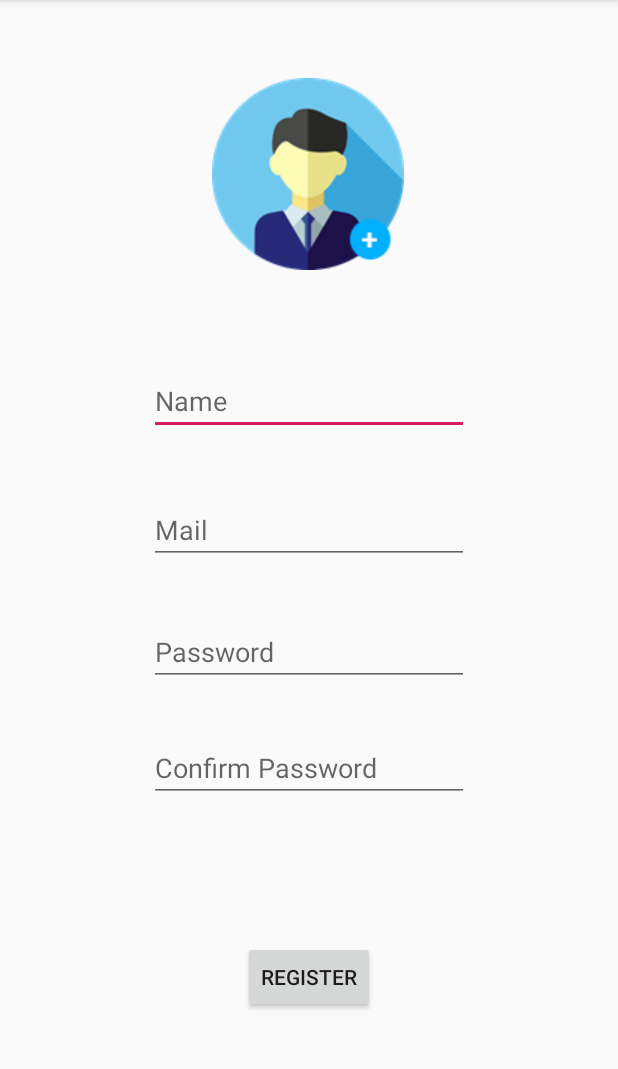
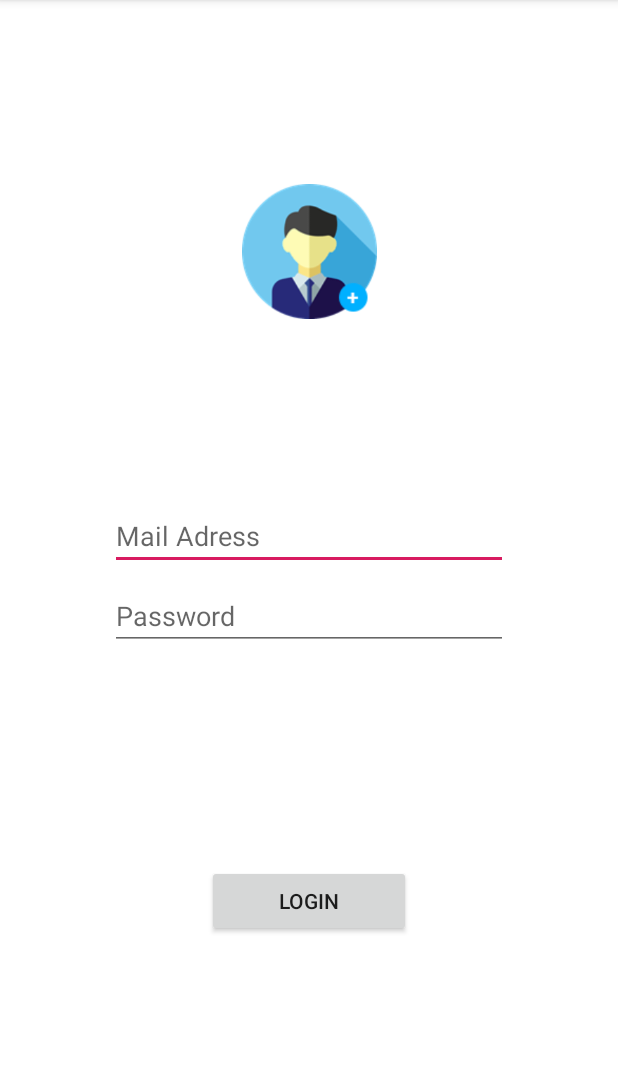
Before and after one commit to techhype/Cryptopediav1, an Android app: the screen it shows after launch (RegisterActivity before the commit, LoginActivity after it), on a phone screen of 412 x 824 dp, the part 84-1153 px from its top. Run offline under Robolectric (Android 15) with nearby library versions, the phone set to English and light mode, and no system bars; our stand-ins replace Firebase (no records; nobody signed in at launch, a user with empty details on screens opened directly).

Commit message:
LOGIN ALL OVER...WORKING GOOD

```diff
--- a/app/src/main/AndroidManifest.xml
+++ b/app/src/main/AndroidManifest.xml
@@ -11,14 +11,15 @@
         android:roundIcon="@mipmap/ic_launcher_round"
         android:supportsRtl="true"
         android:theme="@style/AppTheme">
-        <activity android:name=".HomeActivity"></activity>
-        <activity android:name=".RegisterActivity">
+        <activity android:name=".Activities.LoginActivity">
             <intent-filter>
                 <action android:name="android.intent.action.MAIN" />
 
                 <category android:name="android.intent.category.LAUNCHER" />
             </intent-filter>
         </activity>
+        <activity android:name=".Activities.HomeActivity" />
+        <activity android:name=".Activities.RegisterActivity"></activity>
     </application>
 
 </manifest>
--- a/app/src/main/java/com/example/cryptopedia/HomeActivity.java
+++ b/app/src/main/java/com/example/cryptopedia/Activities/HomeActivity.java
@@ -1,7 +1,9 @@
-package com.example.cryptopedia;
+package com.example.cryptopedia.Activities;
 
 import android.support.v7.app.AppCompatActivity;
 import android.os.Bundle;
+
+import com.example.cryptopedia.R;
 
 public class HomeActivity extends AppCompatActivity {
 
--- /dev/null
+++ b/app/src/main/java/com/example/cryptopedia/Activities/LoginActivity.java
@@ -0,0 +1,140 @@
+package com.example.cryptopedia.Activities;
+
+import android.content.Intent;
+import android.support.annotation.NonNull;
+import android.support.v7.app.AppCompatActivity;
+import android.os.Bundle;
+import android.view.View;
+import android.widget.Button;
+import android.widget.EditText;
+import android.widget.ImageView;
+import android.widget.ProgressBar;
+import android.widget.Toast;
+
+import com.example.cryptopedia.R;
+import com.google.android.gms.tasks.OnCompleteListener;
+import com.google.android.gms.tasks.Task;
+import com.google.firebase.auth.AuthResult;
+import com.google.firebase.auth.FirebaseAuth;
+import com.google.firebase.auth.FirebaseUser;
+
+public class LoginActivity extends AppCompatActivity {
+
+    private EditText userMail,userPassword;
+    private Button btnLogin;
+    private ProgressBar loginProgress;
+    private FirebaseAuth mAuth;
+    private Intent HomeActivity;
+    private ImageView loginPhoto;
+
+    @Override
+    protected void onCreate(Bundle savedInstanceState) {
+        super.onCreate(savedInstanceState);
+        setContentView(R.layout.activity_login);
+
+        userMail = findViewById(R.id.login_mail);
+        userPassword = findViewById(R.id.login_password);
+        btnLogin = findViewById(R.id.loginBtn);
+        loginProgress = findViewById(R.id.login_progress);
+        mAuth = FirebaseAuth.getInstance();
+
+        HomeActivity = new Intent(this, com.example.cryptopedia.Activities.HomeActivity.class);
+
+        loginPhoto = findViewById(R.id.login_photo);
+        loginPhoto.setOnClickListener(new View.OnClickListener() {
+            @Override
+            public void onClick(View view) {
+
+                Intent registerActivity = new Intent(getApplicationContext(), RegisterActivity.class);
+                startActivity(registerActivity);
+                finish();
+
+            }
+        });
+
+
+
+        loginProgress.setVisibility(View.INVISIBLE);
+        btnLogin.setOnClickListener(new View.OnClickListener() {
+            @Override
+            public void onClick(View view) {
+                loginProgress.setVisibility(View.VISIBLE);
+                btnLogin.setVisibility(View.INVISIBLE);
+
+                final String mail = userMail.getText().toString();
+                final String password = userPassword.getText().toString();
+
+                if (mail.isEmpty() || password.isEmpty()) {
+                    showMessage("Please Verify All Field");
+                    btnLogin.setVisibility(View.VISIBLE);
+                    loginProgress.setVisibility(View.INVISIBLE);
+                }
+                else
+                {
+                    signIn(mail,password);
+                }
+
+
+
+
+            }
+        });
+
+
+    }
+
+    private void signIn(String mail, String password) {
+
+        mAuth.signInWithEmailAndPassword(mail,password).addOnCompleteListener(new OnCompleteListener<AuthResult>() {
+            @Override
+            public void onComplete(@NonNull Task<AuthResult> task) {
+
+
+                if (task.isSuccessful()) {
+
+                    loginProgress.setVisibility(View.INVISIBLE);
+                    btnLogin.setVisibility(View.VISIBLE);
+                    updateUI();
+
+                }
+                else {
+                    showMessage(task.getException().getMessage());
+                    btnLogin.setVisibility(View.VISIBLE);
+                    loginProgress.setVisibility(View.INVISIBLE);
+                }
+
+
+            }
+        });
+
+    }
+
+    private void updateUI() {
+
+        startActivity(HomeActivity);
+        finish();
+
+    }
+
+    private void showMessage(String message) {
+
+        Toast.makeText(getApplicationContext(),message,Toast.LENGTH_LONG).show();
+    }
+
+
+    @Override
+    protected void onStart() {
+        super.onStart();
+        FirebaseUser user = mAuth.getCurrentUser();
+
+        if(user != null) {
+            //user is already connected  so we need to redirect him to home page
+            updateUI();
+
+        }
+
+
+
+    }
+
+}
--- a/app/src/main/java/com/example/cryptopedia/RegisterActivity.java
+++ b/app/src/main/java/com/example/cryptopedia/Activities/RegisterActivity.java
@@ -1,4 +1,4 @@
-package com.example.cryptopedia;
+package com.example.cryptopedia.Activities;
 
 import android.Manifest;
 import android.content.Intent;
@@ -18,6 +18,7 @@ import android.widget.ImageView;
 import android.widget.ProgressBar;
 import android.widget.Toast;
 
+import com.example.cryptopedia.R;
 import com.google.android.gms.tasks.OnCompleteListener;
 import com.google.android.gms.tasks.OnSuccessListener;
 import com.google.android.gms.tasks.Task;
@@ -214,7 +215,7 @@ public class RegisterActivity extends AppCompatActivity {
 
     private void updateUI() {
 
-        Intent homeActivity = new Intent(getApplicationContext(),HomeActivity.class);
+        Intent homeActivity = new Intent(getApplicationContext(), HomeActivity.class);
         startActivity(homeActivity);
         finish();
 
--- a/app/src/main/res/layout/activity_home.xml
+++ b/app/src/main/res/layout/activity_home.xml
@@ -4,6 +4,6 @@
     xmlns:tools="http://schemas.android.com/tools"
     android:layout_width="match_parent"
     android:layout_height="match_parent"
-    tools:context=".HomeActivity">
+    tools:context=".Activities.HomeActivity">
 
 </android.support.constraint.ConstraintLayout>
--- /dev/null
+++ b/app/src/main/res/layout/activity_login.xml
@@ -0,0 +1,91 @@
+<?xml version="1.0" encoding="utf-8"?>
+<android.support.constraint.ConstraintLayout xmlns:android="http://schemas.android.com/apk/res/android"
+    xmlns:app="http://schemas.android.com/apk/res-auto"
+    xmlns:tools="http://schemas.android.com/tools"
+    android:layout_width="match_parent"
+    android:layout_height="match_parent"
+    tools:context=".Activities.LoginActivity"
+    android:background="#fff">
+
+    <ImageView
+        android:id="@+id/login_photo"
+        android:layout_width="90dp"
+        android:layout_height="90dp"
+        android:layout_marginStart="8dp"
+        android:layout_marginLeft="8dp"
+        android:layout_marginTop="8dp"
+        android:layout_marginEnd="8dp"
+        android:layout_marginRight="8dp"
+        android:layout_marginBottom="8dp"
+        app:layout_constraintBottom_toTopOf="@+id/login_mail"
+        app:layout_constraintEnd_toEndOf="parent"
+        app:layout_constraintStart_toStartOf="parent"
+        app:layout_constraintTop_toTopOf="parent"
+        app:srcCompat="@drawable/userphoto" />
+
+    <EditText
+        android:id="@+id/login_mail"
+        android:layout_width="265dp"
+        android:layout_height="wrap_content"
+        android:layout_marginStart="8dp"
+        android:layout_marginLeft="8dp"
+        android:layout_marginEnd="8dp"
+        android:layout_marginRight="8dp"
+        android:layout_marginBottom="4dp"
+        android:ems="10"
+        android:hint="Mail Adress"
+        android:inputType="textPersonName"
+        app:layout_constraintBottom_toTopOf="@+id/guideline3"
+        app:layout_constraintEnd_toEndOf="parent"
+        app:layout_constraintStart_toStartOf="parent" />
+
+    <android.support.constraint.Guideline
+        android:id="@+id/guideline3"
+        android:layout_width="wrap_content"
+        android:layout_height="wrap_content"
+        android:orientation="horizontal"
+        app:layout_constraintGuide_percent="0.5" />
+
+    <EditText
+        android:id="@+id/login_password"
+        android:layout_width="265dp"
+        android:layout_height="wrap_content"
+        android:layout_marginStart="8dp"
+        android:layout_marginLeft="8dp"
+        android:layout_marginTop="4dp"
+        android:layout_marginEnd="8dp"
+        android:layout_marginRight="8dp"
+        android:ems="10"
+        android:hint="Password"
+        android:inputType="textPassword"
+        app:layout_constraintEnd_toEndOf="parent"
+        app:layout_constraintStart_toStartOf="parent"
+        app:layout_constraintTop_toTopOf="@+id/guideline3" />
+
+    <Button
+        android:id="@+id/loginBtn"
+        android:layout_width="136dp"
+        android:layout_height="wrap_content"
+        android:layout_marginStart="8dp"
+        android:layout_marginLeft="8dp"
+        android:layout_marginTop="8dp"
+        android:layout_marginEnd="8dp"
+        android:layout_marginRight="8dp"
+        android:layout_marginBottom="8dp"
+        android:text="Login"
+        app:layout_constraintBottom_toBottomOf="parent"
+        app:layout_constraintEnd_toEndOf="parent"
+        app:layout_constraintStart_toStartOf="parent"
+        app:layout_constraintTop_toBottomOf="@+id/login_password" />
+
+    <ProgressBar
+        android:id="@+id/login_progress"
+        style="?android:attr/progressBarStyle"
+        android:layout_width="wrap_content"
+        android:layout_height="42dp"
+        app:layout_constraintBottom_toBottomOf="@+id/loginBtn"
+        app:layout_constraintEnd_toEndOf="@+id/loginBtn"
+        app:layout_constraintStart_toStartOf="@+id/loginBtn"
+        app:layout_constraintTop_toTopOf="@+id/loginBtn" />
+
+</android.support.constraint.ConstraintLayout>
--- a/app/src/main/res/layout/activity_register.xml
+++ b/app/src/main/res/layout/activity_register.xml
@@ -4,7 +4,7 @@
     xmlns:tools="http://schemas.android.com/tools"
     android:layout_width="match_parent"
     android:layout_height="match_parent"
-    tools:context=".RegisterActivity">
+    tools:context=".Activities.RegisterActivity">
 
     <ImageView
         android:id="@+id/regUserPhoto"
```
